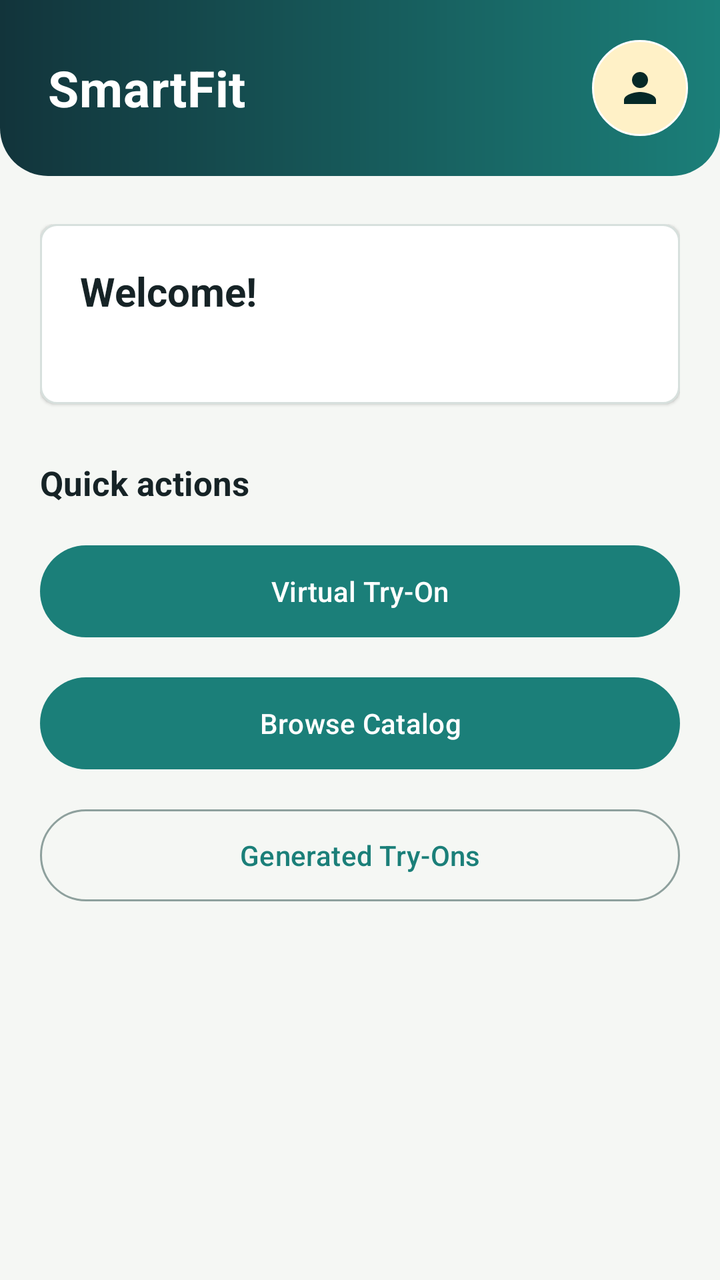
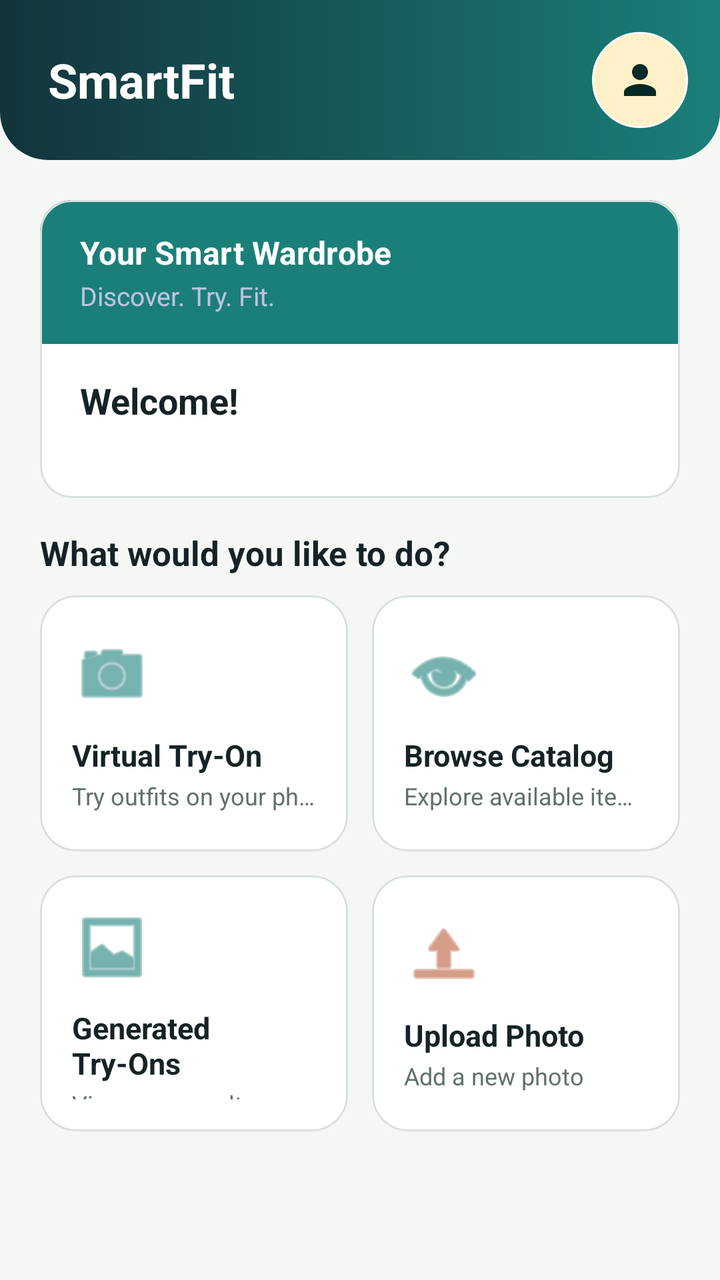

Two renders of the same Android screen: before a commit and after it. Below are the layout's source before the change and the commit's diff.
<!-- AndroidManifest.xml: application theme Theme.SmartFitApp -->
<!-- res/layout/activity_home.xml -->
<?xml version="1.0" encoding="utf-8"?>
<LinearLayout xmlns:android="http://schemas.android.com/apk/res/android"
    android:layout_width="match_parent"
    android:layout_height="match_parent"
    android:background="@color/background"
    android:orientation="vertical">

    
    <LinearLayout
        android:layout_width="match_parent"
        android:layout_height="88dp"
        android:background="@drawable/bg_home_top_bar"
        android:gravity="center_vertical"
        android:orientation="horizontal"
        android:paddingStart="24dp"
        android:paddingEnd="16dp">

        <TextView
            android:layout_width="0dp"
            android:layout_height="wrap_content"
            android:layout_weight="1"
            android:text="SmartFit"
            android:textColor="@color/on_primary"
            android:textSize="25sp"
            android:textStyle="bold"
            android:letterSpacing="0.01" />

        <ImageButton
            android:id="@+id/profileButton"
            android:layout_width="48dp"
            android:layout_height="48dp"
            android:background="@drawable/bg_profile_icon_button"
            android:contentDescription="My Profile"
            android:foreground="?attr/selectableItemBackgroundBorderless"
            android:padding="12dp"
            android:scaleType="center"
            android:src="@drawable/ic_person_24" />

    </LinearLayout>

    <ScrollView
        android:layout_width="match_parent"
        android:layout_height="0dp"
        android:fillViewport="true"
        android:layout_weight="1">

        <LinearLayout
            android:layout_width="match_parent"
            android:layout_height="wrap_content"
            android:orientation="vertical"
            android:paddingStart="@dimen/screen_padding"
            android:paddingTop="24dp"
            android:paddingEnd="@dimen/screen_padding"
            android:paddingBottom="32dp">

            
            <LinearLayout
                android:layout_width="match_parent"
                android:layout_height="wrap_content"
                android:background="@drawable/bg_home_summary_card"
                android:elevation="1dp"
                android:orientation="vertical"
                android:padding="20dp">

                <TextView
                    android:id="@+id/welcomeText"
                    android:layout_width="match_parent"
                    android:layout_height="wrap_content"
                    android:text="Welcome!"
                    android:textColor="@color/on_surface"
                    android:textSize="20sp"
                    android:textStyle="bold" />

                <TextView
                    android:id="@+id/emailText"
                    android:layout_width="match_parent"
                    android:layout_height="wrap_content"
                    android:layout_marginTop="4dp"
                    android:textColor="@color/on_surface_variant"
                    android:textSize="14sp" />

            </LinearLayout>

            
            <TextView
                android:layout_width="match_parent"
                android:layout_height="wrap_content"
                android:layout_marginTop="28dp"
                android:layout_marginBottom="4dp"
                android:text="Quick actions"
                style="@style/Text.SectionTitle" />

            <Button
                android:id="@+id/tryOnButton"
                style="@style/Widget.Material3.Button"
                android:layout_width="match_parent"
                android:layout_height="@dimen/button_height"
                android:layout_marginTop="@dimen/element_gap"
                android:text="Virtual Try-On"
                android:textAllCaps="false" />

            <Button
                android:id="@+id/catalogButton"
                style="@style/Widget.Material3.Button"
                android:layout_width="match_parent"
                android:layout_height="@dimen/button_height"
                android:layout_marginTop="@dimen/element_gap"
                android:text="Browse Catalog"
                android:textAllCaps="false" />

            <Button
                android:id="@+id/photosButton"
                style="@style/Widget.Material3.Button.OutlinedButton"
                android:layout_width="match_parent"
                android:layout_height="@dimen/button_height"
                android:layout_marginTop="@dimen/element_gap"
                android:text="Generated Try-Ons"
                android:textAllCaps="false" />

            <Button
                android:id="@+id/adminCatalogButton"
                style="@style/Widget.Material3.Button.OutlinedButton"
                android:layout_width="match_parent"
                android:layout_height="@dimen/button_height"
                android:layout_marginTop="@dimen/element_gap"
                android:text="Admin Catalog"
                android:textAllCaps="false"
                android:visibility="gone" />

        </LinearLayout>

    </ScrollView>

</LinearLayout>
<!-- resources referenced by this layout -->
<resources>
  <color name="background">#F5F7F4</color>
  <color name="on_primary">#FFFFFF</color>
  <color name="on_surface">#162326</color>
  <color name="on_surface_variant">#61706F</color>
  <dimen name="button_height">54dp</dimen>
  <dimen name="element_gap">12dp</dimen>
  <dimen name="screen_padding">20dp</dimen>
  <!-- drawable bg_home_summary_card (drawable) -->
  <?xml version="1.0" encoding="utf-8"?>
  <shape xmlns:android="http://schemas.android.com/apk/res/android">
      <solid android:color="@color/surface" />
      <corners android:radius="@dimen/card_radius" />
      <stroke
          android:width="1dp"
          android:color="@color/outline_variant" />
  </shape>
  <!-- drawable bg_home_top_bar (drawable) -->
  <?xml version="1.0" encoding="utf-8"?>
  <shape xmlns:android="http://schemas.android.com/apk/res/android">
      <gradient
          android:angle="0"
          android:startColor="@color/primary_dark"
          android:endColor="@color/primary" />
      <corners
          android:bottomLeftRadius="24dp"
          android:bottomRightRadius="24dp" />
  </shape>
  <!-- drawable bg_profile_icon_button (drawable) -->
  <?xml version="1.0" encoding="utf-8"?>
  <shape xmlns:android="http://schemas.android.com/apk/res/android"
      android:shape="oval">
      <solid android:color="@color/accent_container" />
      <stroke
          android:width="1dp"
          android:color="@color/on_primary" />
  </shape>
  <!-- drawable ic_person_24 (drawable) -->
  <vector xmlns:android="http://schemas.android.com/apk/res/android"
      android:width="24dp"
      android:height="24dp"
      android:viewportWidth="24"
      android:viewportHeight="24">
      <path
          android:fillColor="@color/on_primary_container"
          android:pathData="M12,12C14.21,12 16,10.21 16,8C16,5.79 14.21,4 12,4C9.79,4 8,5.79 8,8C8,10.21 9.79,12 12,12ZM12,14C9.33,14 4,15.34 4,18V20H20V18C20,15.34 14.67,14 12,14Z" />
  </vector>
  <style name="Text.SectionTitle">
          <item name="android:textColor">@color/on_surface</item>
          <item name="android:textStyle">bold</item>
          <item name="android:textSize">17sp</item>
      </style>
  <style name="Theme.SmartFitApp" parent="Base.Theme.SmartFitApp" />
  <color name="surface">#FFFFFF</color>
  <dimen name="card_radius">8dp</dimen>
  <color name="outline_variant">#D7E0DD</color>
  <color name="primary_dark">#12343B</color>
  <color name="primary">#1B7F79</color>
  <color name="accent_container">#FFF1C7</color>
  <color name="on_primary_container">#052927</color>
  <color name="primary_container">#D7F2EE</color>
  <color name="secondary">#B85C38</color>
  <color name="on_secondary">#FFFFFF</color>
  <color name="secondary_container">#FFE2D5</color>
  <color name="on_secondary_container">#3D1608</color>
  <color name="surface_variant">#E8F0ED</color>
  <color name="error">#B3261E</color>
  <color name="on_error">#FFFFFF</color>
  <color name="error_container">#F9DEDC</color>
  <color name="on_error_container">#410E0B</color>
  <color name="outline">#8EA09D</color>
  <!-- unchanged entries left out for length: 1 -->
</resources>

<!-- the commit's change to res/layout/activity_home.xml (unified diff, before → after) -->
@@ -1,5 +1,6 @@
 <?xml version="1.0" encoding="utf-8"?>
 <LinearLayout xmlns:android="http://schemas.android.com/apk/res/android"
+    xmlns:app="http://schemas.android.com/apk/res-auto"
     android:layout_width="match_parent"
     android:layout_height="match_parent"
     android:background="@color/background"
@@ -8,7 +9,7 @@
     
     <LinearLayout
         android:layout_width="match_parent"
-        android:layout_height="88dp"
+        android:layout_height="80dp"
         android:background="@drawable/bg_home_top_bar"
         android:gravity="center_vertical"
         android:orientation="horizontal"
@@ -21,9 +22,8 @@
             android:layout_weight="1"
             android:text="SmartFit"
             android:textColor="@color/on_primary"
-            android:textSize="25sp"
-            android:textStyle="bold"
-            android:letterSpacing="0.01" />
+            android:textSize="24sp"
+            android:textStyle="bold" />
 
         <ImageButton
             android:id="@+id/profileButton"
@@ -41,91 +41,321 @@
     <ScrollView
         android:layout_width="match_parent"
         android:layout_height="0dp"
-        android:fillViewport="true"
-        android:layout_weight="1">
+        android:layout_weight="1"
+        android:fillViewport="true">
 
         <LinearLayout
             android:layout_width="match_parent"
-            android:layout_height="wrap_content"
+            android:layout_height="match_parent"
             android:orientation="vertical"
             android:paddingStart="@dimen/screen_padding"
-            android:paddingTop="24dp"
             android:paddingEnd="@dimen/screen_padding"
-            android:paddingBottom="32dp">
+            android:paddingTop="20dp"
+            android:paddingBottom="24dp"
+            android:gravity="center_horizontal">
+
+            
+            <com.google.android.material.card.MaterialCardView
+                android:layout_width="match_parent"
+                android:layout_height="wrap_content"
+                app:cardCornerRadius="16dp"
+                app:cardElevation="0dp"
+                app:strokeColor="@color/outline_variant"
+                app:strokeWidth="1dp"
+                app:cardBackgroundColor="@color/surface">
+
+                <LinearLayout
+                    android:layout_width="match_parent"
+                    android:layout_height="wrap_content"
+                    android:orientation="vertical">
+
+                    
+                    <LinearLayout
+                        android:layout_width="match_parent"
+                        android:layout_height="72dp"
+                        android:background="@color/primary"
+                        android:gravity="center_vertical"
+                        android:paddingStart="20dp"
+                        android:paddingEnd="20dp"
+                        android:orientation="vertical">
+
+                        <TextView
+                            android:layout_width="match_parent"
+                            android:layout_height="wrap_content"
+                            android:text="Your Smart Wardrobe"
+                            android:textColor="@color/on_primary"
+                            android:textSize="16sp"
+                            android:textStyle="bold" />
+
+                        <TextView
+                            android:layout_width="match_parent"
+                            android:layout_height="wrap_content"
+                            android:layout_marginTop="2dp"
+                            android:text="Discover. Try. Fit."
+                            android:textColor="#CCE6D5FF"
+                            android:textSize="13sp" />
+
+                    </LinearLayout>
+
+                    
+                    <LinearLayout
+                        android:layout_width="match_parent"
+                        android:layout_height="wrap_content"
+                        android:orientation="vertical"
+                        android:paddingStart="20dp"
+                        android:paddingEnd="20dp"
+                        android:paddingTop="16dp"
+                        android:paddingBottom="16dp">
+
+                        <TextView
+                            android:id="@+id/welcomeText"
+                            android:layout_width="match_parent"
+                            android:layout_height="wrap_content"
+                            android:text="Welcome!"
+                            android:textColor="@color/on_surface"
+                            android:textSize="18sp"
+                            android:textStyle="bold" />
+
+                        <TextView
+                            android:id="@+id/emailText"
+                            android:layout_width="match_parent"
+                            android:layout_height="wrap_content"
+                            android:layout_marginTop="3dp"
+                            android:textColor="@color/on_surface_variant"
+                            android:textSize="13sp" />
+
+                    </LinearLayout>
+
+                </LinearLayout>
+            </com.google.android.material.card.MaterialCardView>
+
+            
+            <TextView
+                android:layout_width="match_parent"
+                android:layout_height="wrap_content"
+                android:layout_marginTop="16dp"
+                android:layout_marginBottom="10dp"
+                android:text="What would you like to do?"
+                style="@style/Text.SectionTitle" />
 
             
             <LinearLayout
                 android:layout_width="match_parent"
                 android:layout_height="wrap_content"
-                android:background="@drawable/bg_home_summary_card"
-                android:elevation="1dp"
-                android:orientation="vertical"
-                android:padding="20dp">
-
-                <TextView
-                    android:id="@+id/welcomeText"
-                    android:layout_width="match_parent"
-                    android:layout_height="wrap_content"
-                    android:text="Welcome!"
-                    android:textColor="@color/on_surface"
-                    android:textSize="20sp"
-                    android:textStyle="bold" />
-
-                <TextView
-                    android:id="@+id/emailText"
-                    android:layout_width="match_parent"
-                    android:layout_height="wrap_content"
-                    android:layout_marginTop="4dp"
-                    android:textColor="@color/on_surface_variant"
-                    android:textSize="14sp" />
+                android:orientation="horizontal">
+
+                <com.google.android.material.card.MaterialCardView
+                    android:id="@+id/tryOnButton"
+                    android:layout_width="0dp"
+                    android:layout_height="128dp"
+                    android:layout_weight="1"
+                    android:layout_marginEnd="6dp"
+                    android:clickable="true"
+                    android:focusable="true"
+                    android:foreground="?attr/selectableItemBackground"
+                    app:cardCornerRadius="18dp"
+                    app:cardElevation="0dp"
+                    app:strokeColor="@color/outline_variant"
+                    app:strokeWidth="1dp"
+                    app:cardBackgroundColor="@color/surface">
+
+                    <LinearLayout
+                        android:layout_width="match_parent"
+                        android:layout_height="match_parent"
+                        android:orientation="vertical"
+                        android:gravity="center_vertical"
+                        android:padding="16dp">
+
+                        <ImageView
+                            android:layout_width="40dp"
+                            android:layout_height="40dp"
+                            android:contentDescription="Virtual Try-On"
+                            android:src="@android:drawable/ic_menu_camera"
+                            android:tint="@color/primary" />
+
+                        <TextView
+                            android:layout_width="match_parent"
+                            android:layout_height="wrap_content"
+                            android:layout_marginTop="10dp"
+                            android:text="Virtual Try-On"
+                            android:textColor="@color/on_surface"
+                            android:textStyle="bold"
+                            android:textSize="15sp" />
+
+                        <TextView
+                            android:layout_width="match_parent"
+                            android:layout_height="wrap_content"
+                            android:layout_marginTop="2dp"
+                            android:text="Try outfits on your photo"
+                            android:textColor="@color/on_surface_variant"
+                            android:textSize="12sp"
+                            android:maxLines="1"
+                            android:ellipsize="end" />
+                    </LinearLayout>
+                </com.google.android.material.card.MaterialCardView>
+
+                <com.google.android.material.card.MaterialCardView
+                    android:id="@+id/catalogButton"
+                    android:layout_width="0dp"
+                    android:layout_height="128dp"
+                    android:layout_weight="1"
+                    android:layout_marginStart="6dp"
+                    android:clickable="true"
+                    android:focusable="true"
+                    android:foreground="?attr/selectableItemBackground"
+                    app:cardCornerRadius="18dp"
+                    app:cardElevation="0dp"
+                    app:strokeColor="@color/outline_variant"
+                    app:strokeWidth="1dp"
+                    app:cardBackgroundColor="@color/surface">
+
+                    <LinearLayout
+                        android:layout_width="match_parent"
+                        android:layout_height="match_parent"
+                        android:orientation="vertical"
+                        android:gravity="center_vertical"
+                        android:padding="16dp">
+
+                        <ImageView
+                            android:layout_width="40dp"
+                            android:layout_height="40dp"
+                            android:contentDescription="Browse Catalog"
+                            android:src="@android:drawable/ic_menu_view"
+                            android:tint="@color/primary" />
+
+                        <TextView
+                            android:layout_width="match_parent"
+                            android:layout_height="wrap_content"
+                            android:layout_marginTop="10dp"
+                            android:text="Browse Catalog"
+                            android:textColor="@color/on_surface"
+                            android:textStyle="bold"
+                            android:textSize="15sp" />
+
+                        <TextView
+                            android:layout_width="match_parent"
+                            android:layout_height="wrap_content"
+                            android:layout_marginTop="2dp"
+                            android:text="Explore available items"
+                            android:textColor="@color/on_surface_variant"
+                            android:textSize="12sp"
+                            android:maxLines="1"
+                            android:ellipsize="end" />
+                    </LinearLayout>
+                </com.google.android.material.card.MaterialCardView>
 
             </LinearLayout>
 
-            
-            <TextView
+            <LinearLayout
                 android:layout_width="match_parent"
                 android:layout_height="wrap_content"
-                android:layout_marginTop="28dp"
-                android:layout_marginBottom="4dp"
-                android:text="Quick actions"
-                style="@style/Text.SectionTitle" />
-
-            <Button
-                android:id="@+id/tryOnButton"
-                style="@style/Widget.Material3.Button"
-                android:layout_width="match_parent"
-                android:layout_height="@dimen/button_height"
-                android:layout_marginTop="@dimen/element_gap"
-                android:text="Virtual Try-On"
-                android:textAllCaps="false" />
-
-            <Button
-                android:id="@+id/catalogButton"
-                style="@style/Widget.Material3.Button"
-                android:layout_width="match_parent"
-                android:layout_height="@dimen/button_height"
-                android:layout_marginTop="@dimen/element_gap"
-                android:text="Browse Catalog"
-                android:textAllCaps="false" />
-
-            <Button
-                android:id="@+id/photosButton"
-                style="@style/Widget.Material3.Button.OutlinedButton"
-                android:layout_width="match_parent"
-                android:layout_height="@dimen/button_height"
-                android:layout_marginTop="@dimen/element_gap"
-                android:text="Generated Try-Ons"
-                android:textAllCaps="false" />
-
-            <Button
-                android:id="@+id/adminCatalogButton"
-                style="@style/Widget.Material3.Button.OutlinedButton"
-                android:layout_width="match_parent"
-                android:layout_height="@dimen/button_height"
-                android:layout_marginTop="@dimen/element_gap"
-                android:text="Admin Catalog"
-                android:textAllCaps="false"
-                android:visibility="gone" />
+                android:layout_marginTop="12dp"
+                android:orientation="horizontal">
+
+                <com.google.android.material.card.MaterialCardView
+                    android:id="@+id/photosButton"
+                    android:layout_width="0dp"
+                    android:layout_height="128dp"
+                    android:layout_weight="1"
+                    android:layout_marginEnd="6dp"
+                    android:clickable="true"
+                    android:focusable="true"
+                    android:foreground="?attr/selectableItemBackground"
+                    app:cardCornerRadius="18dp"
+                    app:cardElevation="0dp"
+                    app:strokeColor="@color/outline_variant"
+                    app:strokeWidth="1dp"
+                    app:cardBackgroundColor="@color/surface">
+
+                    <LinearLayout
+                        android:layout_width="match_parent"
+                        android:layout_height="match_parent"
+                        android:orientation="vertical"
+                        android:gravity="center_vertical"
+                        android:padding="16dp">
+
+                        <ImageView
+                            android:layout_width="40dp"
+                            android:layout_height="40dp"
+                            android:contentDescription="Generated Try-Ons"
+                            android:src="@android:drawable/ic_menu_gallery"
+                            android:tint="@color/primary" />
+
+                        <TextView
+                            android:layout_width="match_parent"
+                            android:layout_height="wrap_content"
+                            android:layout_marginTop="10dp"
+                            android:text="Generated Try-Ons"
+                            android:textColor="@color/on_surface"
+                            android:textStyle="bold"
+                            android:textSize="15sp" />
+
+                        <TextView
+                            android:layout_width="match_parent"
+                            android:layout_height="wrap_content"
+                            android:layout_marginTop="2dp"
+                            android:text="View your results"
+                            android:textColor="@color/on_surface_variant"
+                            android:textSize="12sp"
+                            android:maxLines="1"
+                            android:ellipsize="end" />
+                    </LinearLayout>
+                </com.google.android.material.card.MaterialCardView>
+
+                <com.google.android.material.card.MaterialCardView
+                    android:id="@+id/adminCatalogButton"
+                    android:layout_width="0dp"
+                    android:layout_height="128dp"
+                    android:layout_weight="1"
+                    android:layout_marginStart="6dp"
+                    android:clickable="true"
+                    android:focusable="true"
+                    android:foreground="?attr/selectableItemBackground"
+                    app:cardCornerRadius="18dp"
+                    app:cardElevation="0dp"
+                    app:strokeColor="@color/outline_variant"
+                    app:strokeWidth="1dp"
+                    app:cardBackgroundColor="@color/surface">
+
+                    <LinearLayout
+                        android:layout_width="match_parent"
+                        android:layout_height="match_parent"
+                        android:orientation="vertical"
+                        android:gravity="center_vertical"
+                        android:padding="16dp">
+
+                        <ImageView
+                            android:id="@+id/adminTileIcon"
+                            android:layout_width="40dp"
+                            android:layout_height="40dp"
+                            android:contentDescription="Admin"
+                            android:src="@android:drawable/ic_menu_upload"
+                            android:tint="@color/secondary" />
+
+                        <TextView
+                            android:id="@+id/adminTileTitle"
+                            android:layout_width="match_parent"
+                            android:layout_height="wrap_content"
+                            android:layout_marginTop="10dp"
+                            android:text="Upload Photo"
+                            android:textColor="@color/on_surface"
+                            android:textStyle="bold"
+                            android:textSize="15sp" />
+
+                        <TextView
+                            android:id="@+id/adminTileSubtitle"
+                            android:layout_width="match_parent"
+                            android:layout_height="wrap_content"
+                            android:layout_marginTop="2dp"
+                            android:text="Add a new photo"
+                            android:textColor="@color/on_surface_variant"
+                            android:textSize="12sp"
+                            android:maxLines="1"
+                            android:ellipsize="end" />
+                    </LinearLayout>
+                </com.google.android.material.card.MaterialCardView>
+
+            </LinearLayout>
 
         </LinearLayout>
 
<!-- resource entries referenced after the edit -->
@@ -4,18 +4,7 @@
   <color name="on_primary">#FFFFFF</color>
   <color name="on_surface">#162326</color>
   <color name="on_surface_variant">#61706F</color>
-  <dimen name="button_height">54dp</dimen>
-  <dimen name="element_gap">12dp</dimen>
   <dimen name="screen_padding">20dp</dimen>
-  <!-- drawable bg_home_summary_card (drawable) -->
-  <?xml version="1.0" encoding="utf-8"?>
-  <shape xmlns:android="http://schemas.android.com/apk/res/android">
-      <solid android:color="@color/surface" />
-      <corners android:radius="@dimen/card_radius" />
-      <stroke
-          android:width="1dp"
-          android:color="@color/outline_variant" />
-  </shape>
   <!-- drawable bg_home_top_bar (drawable) -->
   <?xml version="1.0" encoding="utf-8"?>
   <shape xmlns:android="http://schemas.android.com/apk/res/android">
@@ -53,7 +42,6 @@
       </style>
   <style name="Theme.SmartFitApp" parent="Base.Theme.SmartFitApp" />
   <color name="surface">#FFFFFF</color>
-  <dimen name="card_radius">8dp</dimen>
   <color name="outline_variant">#D7E0DD</color>
   <color name="primary_dark">#12343B</color>
   <color name="primary">#1B7F79</color>
